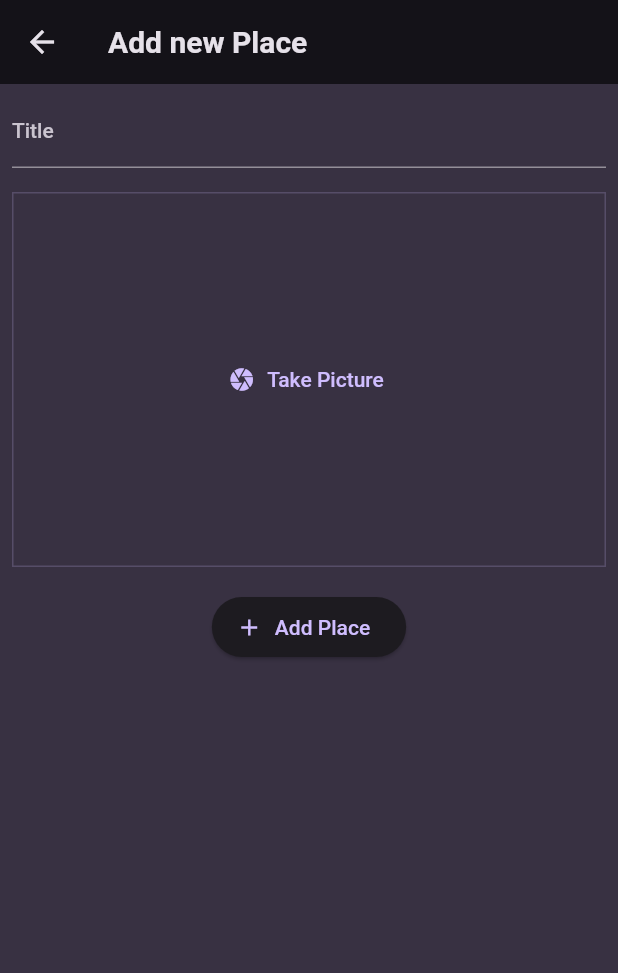
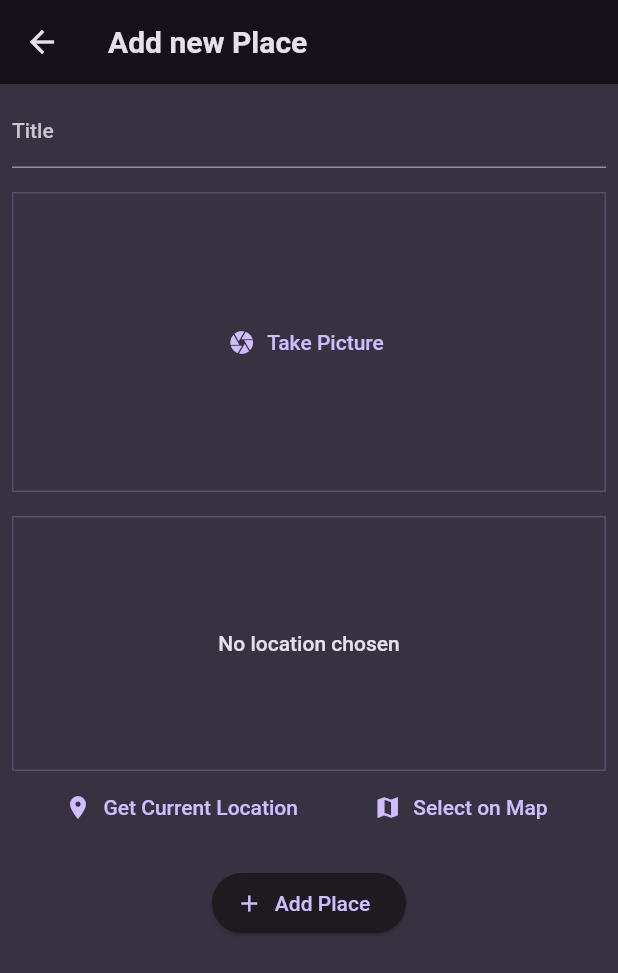
Before and after one commit to wadpas/favorite_places_flutter, a Flutter app: the screen it shows after launch, after a tap on the "add" icon, on a phone screen of 412 x 824 dp. Shown: the top 973 px of the screen. Run offline on Flutter 3.47's test engine with Material 2 defaults, Android fonts, the phone set to English and light mode, and no system bars; our stand-ins replace flutter_riverpod, google_fonts, image_picker, location; network calls fail.

Commit message:
implemented get location

```diff
--- a/lib/models/place.dart
+++ b/lib/models/place.dart
@@ -3,10 +3,27 @@
 
 const uuid = Uuid();
 
+class PlaceLocation {
+  const PlaceLocation({
+    required this.latitude,
+    required this.longitude,
+    required this.adrress,
+  });
+
+  final double latitude;
+  final double longitude;
+  final String adrress;
+}
+
 class Place {
-  Place({required this.title, required this.image}) : id = uuid.v4();
+  Place({
+    required this.title,
+    required this.image,
+    required this.location,
+  }) : id = uuid.v4();
 
   final String id;
   final String title;
   final File image;
+  final PlaceLocation location;
 }
--- a/lib/providers/user_places.dart
+++ b/lib/providers/user_places.dart
@@ -6,8 +6,8 @@
 class UserPlacesNotifire extends StateNotifier<List<Place>> {
   UserPlacesNotifire() : super(const []);
 
-  void addPlace(String title, File image) {
-    final newPlace = Place(title: title, image: image);
+  void addPlace(String title, File image, PlaceLocation location) {
+    final newPlace = Place(title: title, image: image, location: location);
     state = [...state, newPlace];
   }
 }
--- a/lib/screens/add_place.dart
+++ b/lib/screens/add_place.dart
@@ -1,6 +1,8 @@
 import 'dart:io';
+import 'package:favorite_places_flutter/models/place.dart';
 import 'package:favorite_places_flutter/providers/user_places.dart';
 import 'package:favorite_places_flutter/widgets/image_input.dart';
+import 'package:favorite_places_flutter/widgets/location_input.dart';
 import 'package:flutter/material.dart';
 import 'package:flutter_riverpod/flutter_riverpod.dart';
 
@@ -14,6 +16,7 @@
 class _AddPlaceScreenState extends ConsumerState<AddPlaceScreen> {
   final _titleController = TextEditingController();
   File? _selectedImage;
+  PlaceLocation? _selectedLocation;
 
   void _savePlace() {
     final enteredTitle = _titleController.text;
@@ -23,7 +26,7 @@
     }
     ref
         .read(userPlacesProvider.notifier)
-        .addPlace(enteredTitle, _selectedImage!);
+        .addPlace(enteredTitle, _selectedImage!, _selectedLocation!);
     Navigator.of(context).pop();
   }
 
@@ -57,6 +60,12 @@
               _selectedImage = image;
             }),
             const SizedBox(height: 16),
+            LocationInput(
+              onSelectLocation: (location) {
+                _selectedLocation = location;
+              },
+            ),
+            const SizedBox(height: 16),
             ElevatedButton.icon(
               onPressed: _savePlace,
               icon: const Icon(Icons.add),
--- a/lib/screens/places.dart
+++ b/lib/screens/places.dart
@@ -28,7 +28,10 @@
           )
         ],
       ),
-      body: PlacesList(places: userPlaces),
+      body: Padding(
+        padding: const EdgeInsets.all(8.0),
+        child: PlacesList(places: userPlaces),
+      ),
     );
   }
 }
--- a/lib/widgets/image_input.dart
+++ b/lib/widgets/image_input.dart
@@ -57,7 +57,7 @@
           color: Theme.of(context).colorScheme.primary.withOpacity(0.2),
         ),
       ),
-      height: 250,
+      height: 200,
       width: double.infinity,
       alignment: Alignment.center,
       child: content,
--- /dev/null
+++ b/lib/widgets/location_input.dart
@@ -0,0 +1,142 @@
+import 'dart:convert';
+
+import 'package:flutter/material.dart';
+import 'package:location/location.dart';
+import 'package:http/http.dart' as http;
+
+import '../models/place.dart';
+
+class LocationInput extends StatefulWidget {
+  const LocationInput({super.key, required this.onSelectLocation});
+
+  final void Function(PlaceLocation location) onSelectLocation;
+
+  @override
+  State<LocationInput> createState() {
+    return _LocationInputState();
+  }
+}
+
+class _LocationInputState extends State<LocationInput> {
+  PlaceLocation? _pickedLocation;
+  var _isGettingLocation = false;
+
+  String get locationImage {
+    if (_pickedLocation == null) {
+      return '';
+    }
+    final lat = _pickedLocation!.latitude;
+    final lng = _pickedLocation!.longitude;
+
+    return 'https://maps.googleapis.com/maps/api/staticmap?center=$lat,$lng=&zoom=16&size=600x300&maptype=roadmap&markers=color:red%7Clabel:A%7C$lat,$lng&key=AIzaSyDlgUM-NK7AvQmi_UYxum6M5nRfe1wA9rg';
+  }
+
+  void _getCurrentLocation() async {
+    Location location = Location();
+
+    bool serviceEnabled;
+    PermissionStatus permissionGranted;
+    LocationData locationData;
+
+    serviceEnabled = await location.serviceEnabled();
+    if (!serviceEnabled) {
+      serviceEnabled = await location.requestService();
+      if (!serviceEnabled) {
+        return;
+      }
+    }
+
+    permissionGranted = await location.hasPermission();
+    if (permissionGranted == PermissionStatus.denied) {
+      permissionGranted = await location.requestPermission();
+      if (permissionGranted != PermissionStatus.granted) {
+        return;
+      }
+    }
+
+    setState(() {
+      _isGettingLocation = true;
+    });
+
+    locationData = await location.getLocation();
+    final lat = locationData.latitude;
+    final lng = locationData.longitude;
+
+    final url = Uri.parse(
+        'https://maps.googleapis.com/maps/api/geocode/json?latlng=$lat,$lng&key=AIzaSyDlgUM-NK7AvQmi_UYxum6M5nRfe1wA9rg');
+
+    final response = await http.get(url);
+    final resData = json.decode(response.body);
+    final address = resData['results'][0]['formatted_address'];
+
+    if (lat == null || lng == null) {
+      return;
+    }
+
+    setState(() {
+      _pickedLocation = PlaceLocation(
+        latitude: lat,
+        longitude: lng,
+        adrress: address,
+      );
+      _isGettingLocation = false;
+    });
+    widget.onSelectLocation(_pickedLocation!);
+  }
+
+  @override
+  Widget build(BuildContext context) {
+    Widget previewContent = Text(
+      'No location chosen',
+      textAlign: TextAlign.center,
+      style: Theme.of(context).textTheme.bodyLarge!.copyWith(
+            color: Theme.of(context).colorScheme.onBackground,
+          ),
+    );
+
+    if (_pickedLocation != null) {
+      previewContent = Image.network(
+        locationImage,
+        fit: BoxFit.cover,
+        width: double.infinity,
+        height: double.infinity,
+      );
+    }
+
+    if (_isGettingLocation) {
+      previewContent = const CircularProgressIndicator();
+    }
+
+    return Column(
+      children: [
+        Container(
+          height: 170,
+          width: double.infinity,
+          alignment: Alignment.center,
+          decoration: BoxDecoration(
+            border: Border.all(
+              width: 1,
+              color: Theme.of(context).colorScheme.primary.withOpacity(0.2),
+            ),
+          ),
+          child: previewContent,
+        ),
+        Row(
+          mainAxisAlignment: MainAxisAlignment.spaceEvenly,
+          children: [
+            TextButton.icon(
+              icon: const Icon(Icons.location_on),
+              label: const Text('Get Current Location'),
+              onPressed: _getCurrentLocation,
+            ),
+            TextButton.icon(
+              icon: const Icon(Icons.map),
+              label: const Text('Select on Map'),
+              onPressed: () {},
+            ),
+          ],
+        ),
+      ],
+    );
+  }
+}
--- a/lib/widgets/places_list.dart
+++ b/lib/widgets/places_list.dart
@@ -28,6 +28,12 @@
                 color: Theme.of(context).colorScheme.onBackground,
               ),
         ),
+        subtitle: Text(
+          places[index].location.adrress,
+          style: Theme.of(context).textTheme.bodySmall!.copyWith(
+                color: Theme.of(context).colorScheme.onBackground,
+              ),
+        ),
         onTap: () {
           Navigator.of(context).push(
             MaterialPageRoute(
--- a/pubspec.yaml
+++ b/pubspec.yaml
@@ -40,6 +40,9 @@
   flutter_riverpod: ^2.3.7
   image: ^4.0.17
   image_picker: ^1.0.2
+  location: ^5.0.3
+  http: ^1.1.0
+  google_maps_flutter: ^2.4.0
 
 dev_dependencies:
   flutter_test:
```
Also changed, not shown: lib/screens/map.dart (added, +21 -0 lines), lib/screens/place_details.dart (+48 -7 lines), pubspec.lock, 3 other files.
